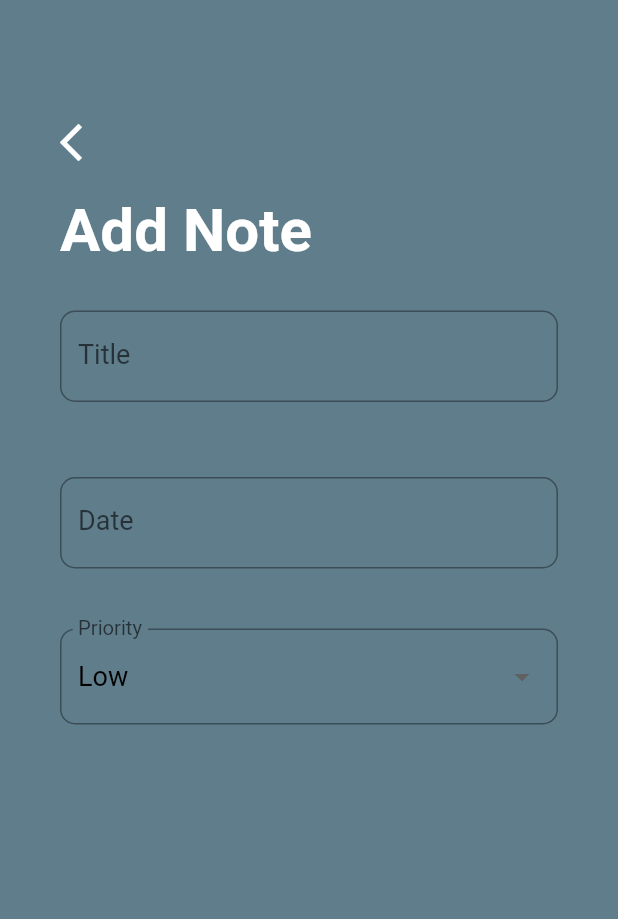
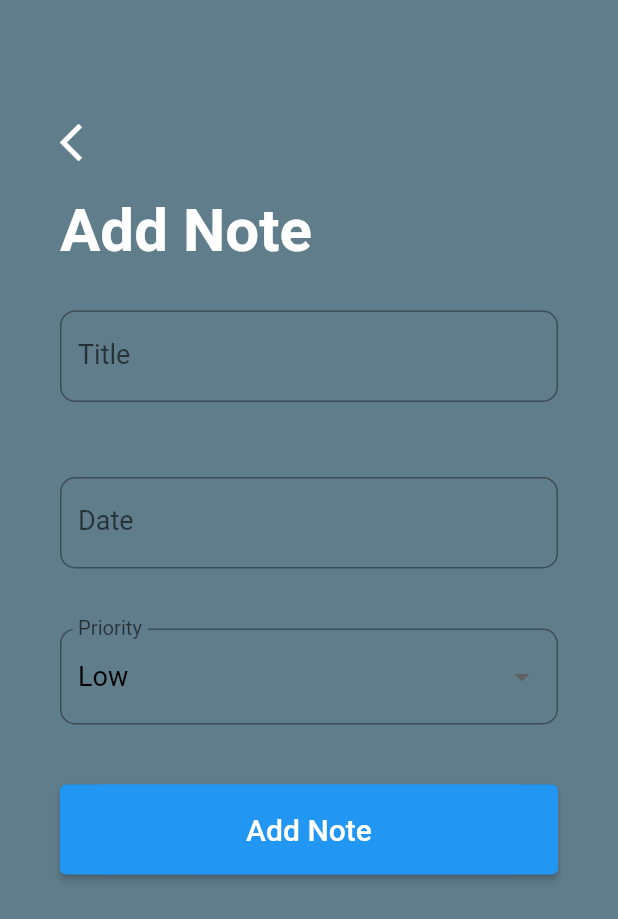
Before and after one commit to Abdugaffarkutbiddinov/todo-sqflite, a Flutter app: the AddNoteScreen screen opened directly, on a phone screen of 412 x 824 dp. Shown: the top 919 px of the screen. Run offline on Flutter 3.47's test engine with Material 2 defaults, Android fonts, the phone set to English and light mode, and no system bars.

Commit message:
note model added

```diff
--- /dev/null
+++ b/lib/models/note_model.dart
@@ -0,0 +1,33 @@
+class Note {
+  int? id;
+  String? title;
+  DateTime? date;
+  String? priority;
+  int? status;
+
+  Note({this.title, this.date, this.priority, this.status});
+
+  Note.withId({this.id, this.title, this.date, this.priority, this.status});
+
+  Map<String, dynamic> toMap() {
+    final map = <String, dynamic>{};
+    if(id != null) {
+      map['id'] = id;
+    }
+    map['title'] = title;
+    map['date'] = date!.toIso8601String();
+    map['priority'] = priority;
+    map['status'] = status;
+    return map;
+  }
+
+  factory Note.fromMap(Map<String, dynamic> map) {
+    return Note.withId(
+      id: map['id'],
+      title: map['title'],
+      date: map['date'],
+      priority: map['priority'],
+      status: map['status'],
+    );
+  }
+}
--- a/lib/screens/add_note_screen.dart
+++ b/lib/screens/add_note_screen.dart
@@ -25,10 +25,11 @@ class _AddNoteScreenState extends State<AddNoteScreen> {
 
   _handleDatePicker() async {
     final DateTime? date = await showDatePicker(
-        context: context,
-        initialDate: _date,
-        firstDate: DateTime(2000),
-        lastDate: DateTime(2100),);
+      context: context,
+      initialDate: _date,
+      firstDate: DateTime(2000),
+      lastDate: DateTime(2100),
+    );
     if (date != null && date != _date) {
       setState(() {
         _date = date;
@@ -132,7 +133,9 @@ class _AddNoteScreenState extends State<AddNoteScreen> {
                           decoration: InputDecoration(
                             labelText: 'Priority',
                             labelStyle: TextStyle(fontSize: 18.0),
-                            border: OutlineInputBorder(borderRadius: BorderRadius.circular(10.0),),
+                            border: OutlineInputBorder(
+                              borderRadius: BorderRadius.circular(10.0),
+                            ),
                           ),
                           onChanged: (value) {
                             setState(() {
@@ -140,6 +143,23 @@ class _AddNoteScreenState extends State<AddNoteScreen> {
                             });
                           },
                           value: _priority,
+                        ),
+                      ),
+                      Container(
+                        margin: EdgeInsets.symmetric(vertical: 20.0),
+                        height: 60.0,
+                        width: double.infinity,
+                        decoration: BoxDecoration(
+                          color: Theme.of(context).primaryColor,
+                          borderRadius: BorderRadius.circular(30.0),
+                        ),
+                        child: ElevatedButton(
+                          onPressed: () {},
+                          child: Text(
+                            btnText,
+                            style:
+                                TextStyle(color: Colors.white, fontSize: 20.0),
+                          ),
                         ),
                       )
                     ],
--- a/lib/screens/home_screen.dart
+++ b/lib/screens/home_screen.dart
@@ -57,7 +57,7 @@ class _HomeScreenState extends State<HomeScreen> {
       body: ListView.builder(
           padding: EdgeInsets.symmetric(vertical: 80.0),
           itemCount: 10,
-          itemBuilder: (BuildContext context, int index) {
+           itemBuilder: (BuildContext context, int index) {
             if (index == 0) {
               return Padding(
                 padding: EdgeInsets.symmetric(horizontal: 40.0, vertical: 20.0),
```
